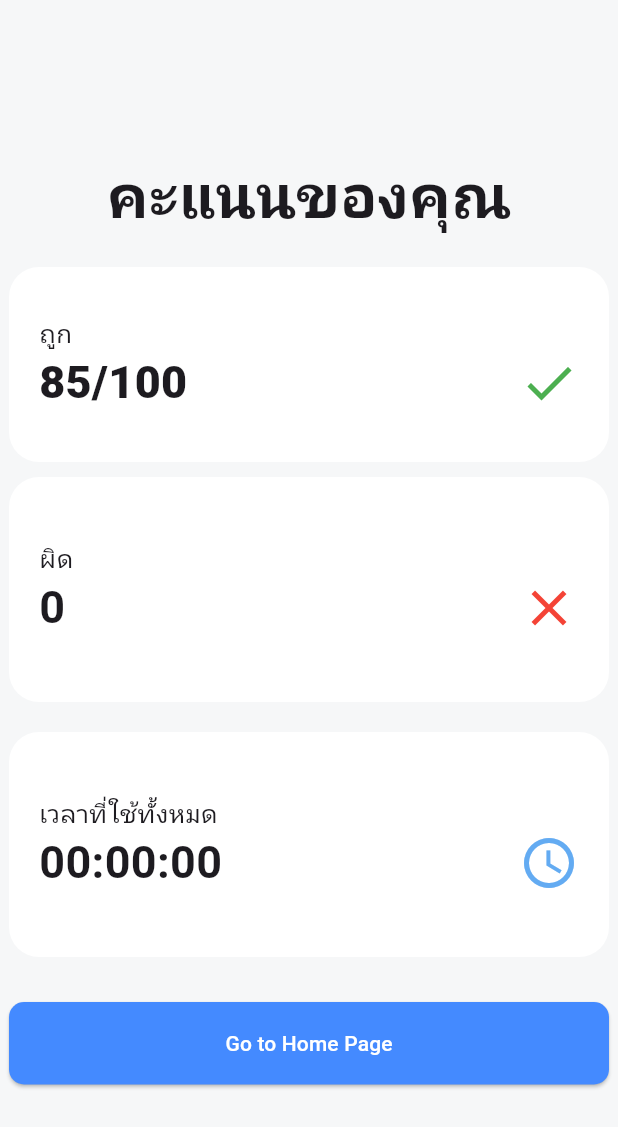
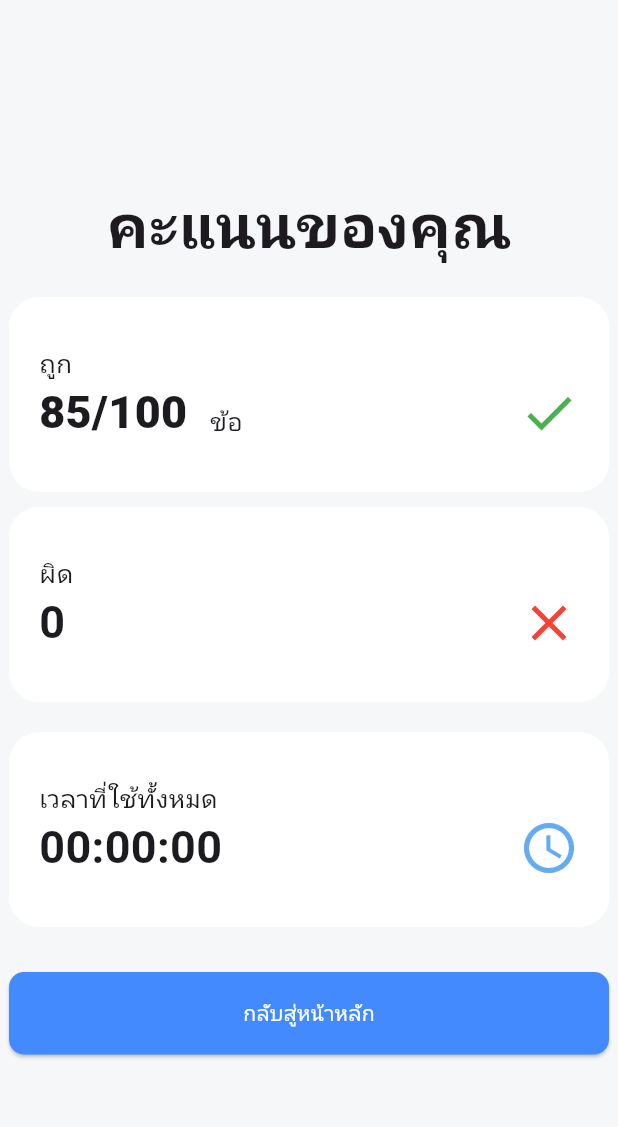
Before and after one commit to tonton-1/exam-practice, a Flutter app: the ScoreResult screen opened directly, on a phone screen of 412 x 824 dp. Shown: the top 1127 px of the screen. Run offline on Flutter 3.47's test engine with Material 3 defaults, Android fonts, the light colour scheme and no system bars.

Commit message:
Enhance UI layout by adding spacing to buttons in Education Level, Subject, Year selectors and adjusting Score Result display

```diff
--- a/lib/education_level_selector_onet.dart
+++ b/lib/education_level_selector_onet.dart
@@ -12,6 +12,7 @@ class Educationlevel extends StatelessWidget {
       appBar: AppBar(title: Text('เลือกระดับชั้น')),
       body: Center(
         child: Column(
+          spacing: 20,
           children: [
             ElevatedButton(
               onPressed: () {
--- a/lib/home.dart
+++ b/lib/home.dart
@@ -10,7 +10,8 @@ class HomePage extends StatelessWidget {
   Widget build(BuildContext context) {
     return Scaffold(
       appBar: AppBar(title: Text('Home Page')),
-      body: Column(
+      body: Center(
+        child: Column(
           children: [
             ElevatedButton(
               onPressed: () {
@@ -23,6 +24,7 @@ class HomePage extends StatelessWidget {
             ),
           ],
         ),
+      ),
     );
   }
 }
--- a/lib/score_result.dart
+++ b/lib/score_result.dart
@@ -58,6 +58,17 @@ class ScoreResult extends StatelessWidget {
                           fontWeight: FontWeight.w900,
                         ),
                       ),
+                      SizedBox(width: 15),
+                      Container(
+                        margin: EdgeInsets.only(top: 10),
+                        child: Text(
+                          "ข้อ",
+                          style: TextStyle(
+                            fontSize: 17,
+                            fontWeight: FontWeight.w400,
+                          ),
+                        ),
+                      ),
                       Spacer(),
                       Icon(Icons.done, color: Colors.green, size: 40),
                     ],
@@ -69,7 +80,7 @@ class ScoreResult extends StatelessWidget {
               margin: const EdgeInsets.symmetric(vertical: 10),
               padding: EdgeInsets.all(20),
               width: 400,
-              height: 150,
+              height: 130,
               decoration: BoxDecoration(
                 color: const Color.fromARGB(255, 255, 255, 255),
                 borderRadius: BorderRadius.circular(20),
@@ -99,7 +110,7 @@ class ScoreResult extends StatelessWidget {
               margin: const EdgeInsets.symmetric(vertical: 10),
               padding: EdgeInsets.all(20),
               width: 400,
-              height: 150,
+              height: 130,
               decoration: BoxDecoration(
                 color: const Color.fromARGB(255, 255, 255, 255),
                 borderRadius: BorderRadius.circular(20),
@@ -148,7 +159,7 @@ class ScoreResult extends StatelessWidget {
                   Navigator.popUntil(context, (route) => route.isFirst);
                 },
                 child: const Text(
-                  'Go to Home Page',
+                  'กลับสู่หน้าหลัก',
                   style: TextStyle(color: Colors.white),
                 ),
               ),
--- a/lib/subject_selector.dart
+++ b/lib/subject_selector.dart
@@ -12,6 +12,9 @@ class SubjectSelector extends StatelessWidget {
       appBar: AppBar(title: Text('เลือกระวิชา')),
       body: Center(
         child: Column(
+          spacing: 20,
+          crossAxisAlignment: CrossAxisAlignment.center,
+
           children: [
             ElevatedButton(
               onPressed: () {
--- a/lib/year_selector.dart
+++ b/lib/year_selector.dart
@@ -11,6 +11,7 @@ class YearSelector extends StatelessWidget {
       appBar: AppBar(title: Text('เลือกปีของข้อสอบ')),
       body: Center(
         child: Column(
+          spacing: 20,
           children: [
             ElevatedButton(
               onPressed: () {
```
Lines whose indentation alone changed are shown as unchanged.
